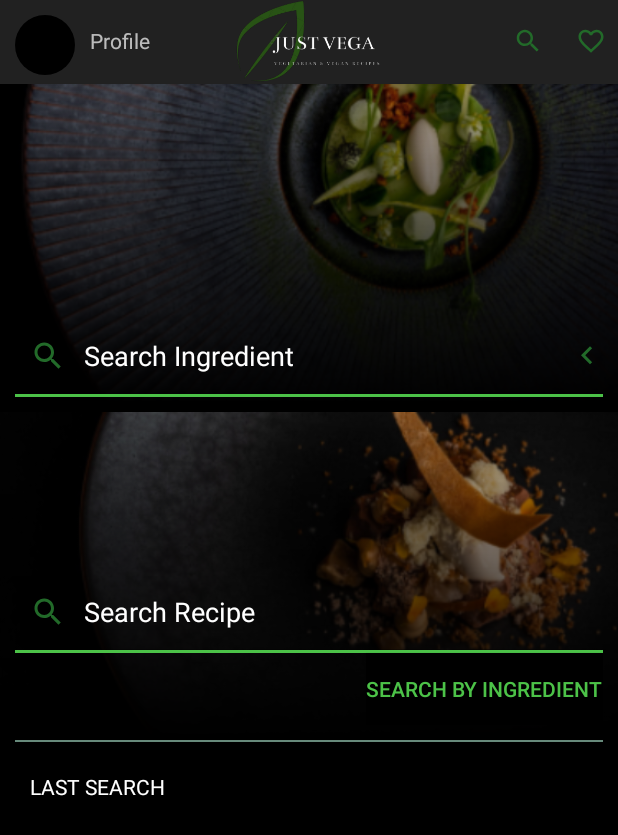
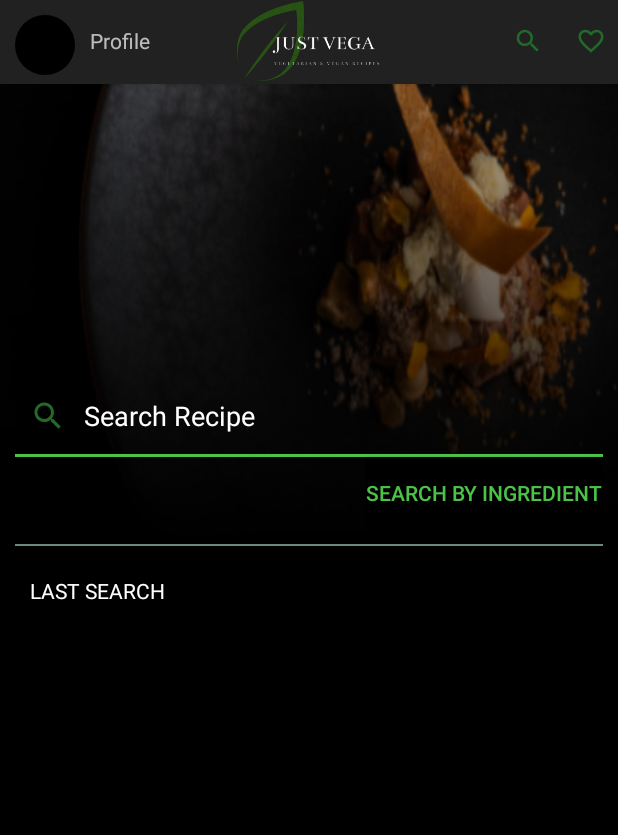
Before and after one commit to iu-u/Just-Vega, an Android app: the SearchActivity screen opened directly, with no data from a screen before it, on a phone screen of 412 x 824 dp. Shown: the top 835 px of the screen. Run offline under Robolectric (Android 15) with nearby library versions, the phone set to English and light mode, and no system bars; our stand-ins replace Firebase (no records; nobody signed in at launch, a user with empty details on screens opened directly); libraries missing offline, so code that uses them is left out: com.facebook, com.facebook.appevents; pictures from the network do not load; 4 statements that could not run were skipped.

Commit message:
Add functionality to navigational buttons in Search Activity

```diff
--- a/app/src/main/java/com/example/android/vegaapp/activities/SearchActivity.java
+++ b/app/src/main/java/com/example/android/vegaapp/activities/SearchActivity.java
@@ -5,7 +5,9 @@ import android.os.Bundle;
 import android.util.Log;
 import android.view.View;
 import android.widget.Button;
+import android.widget.ImageButton;
 import android.widget.LinearLayout;
+import android.widget.RelativeLayout;
 import android.widget.SearchView;
 
 import androidx.annotation.NonNull;
@@ -40,6 +42,10 @@ public class SearchActivity extends AppCompatActivity {
     LinearLayout lastSearchedView;
     LinearLayout searchResultView;
     SearchView searchView;
+    Button goToSearchIngredients;
+    ImageButton backToRecipeSearch;
+    RelativeLayout searchRecipeView;
+    RelativeLayout searchIngredientView;
     private List<Recipe> recipeList = new ArrayList<>();
     private List<TypeOfFood> typeOfFoods = new ArrayList<>();
     private static String TAG = RecipeActivity.class.getName();
@@ -55,12 +61,20 @@ public class SearchActivity extends AppCompatActivity {
         setContentView(R.layout.activity_search_recipe);
 
         searchView = findViewById(R.id.searchView);
+        goToSearchIngredients = findViewById(R.id.btn_search_ingredient);
+        backToRecipeSearch = findViewById(R.id.backToRecipe);
+
+        searchRecipeView = findViewById(R.id.layout_search_recipe);
+        searchIngredientView = findViewById(R.id.layout_search_ingredient);
 
         lastSearchedView = findViewById(R.id.lastSearchLayout);
         searchResultView = findViewById(R.id.recyclerViewLayout);
 
+        //Set visibility
         lastSearchedView.setVisibility(View.VISIBLE);
         searchResultView.setVisibility(View.GONE);
+        searchRecipeView.setVisibility(View.VISIBLE);
+        searchIngredientView.setVisibility(View.GONE);
 
         searchView.setOnQueryTextListener(new SearchView.OnQueryTextListener() {
             @Override
@@ -80,6 +94,22 @@ public class SearchActivity extends AppCompatActivity {
                     mAdapter.getFilter().filter(newText);
                 }
                 return false;
+            }
+        });
+
+        goToSearchIngredients.setOnClickListener(new View.OnClickListener() {
+            @Override
+            public void onClick(View v) {
+                searchRecipeView.setVisibility(View.GONE);
+                searchIngredientView.setVisibility(View.VISIBLE);
+            }
+        });
+
+        backToRecipeSearch.setOnClickListener(new View.OnClickListener() {
+            @Override
+            public void onClick(View v) {
+                searchRecipeView.setVisibility(View.VISIBLE);
+                searchIngredientView.setVisibility(View.GONE);
             }
         });
     }
```
